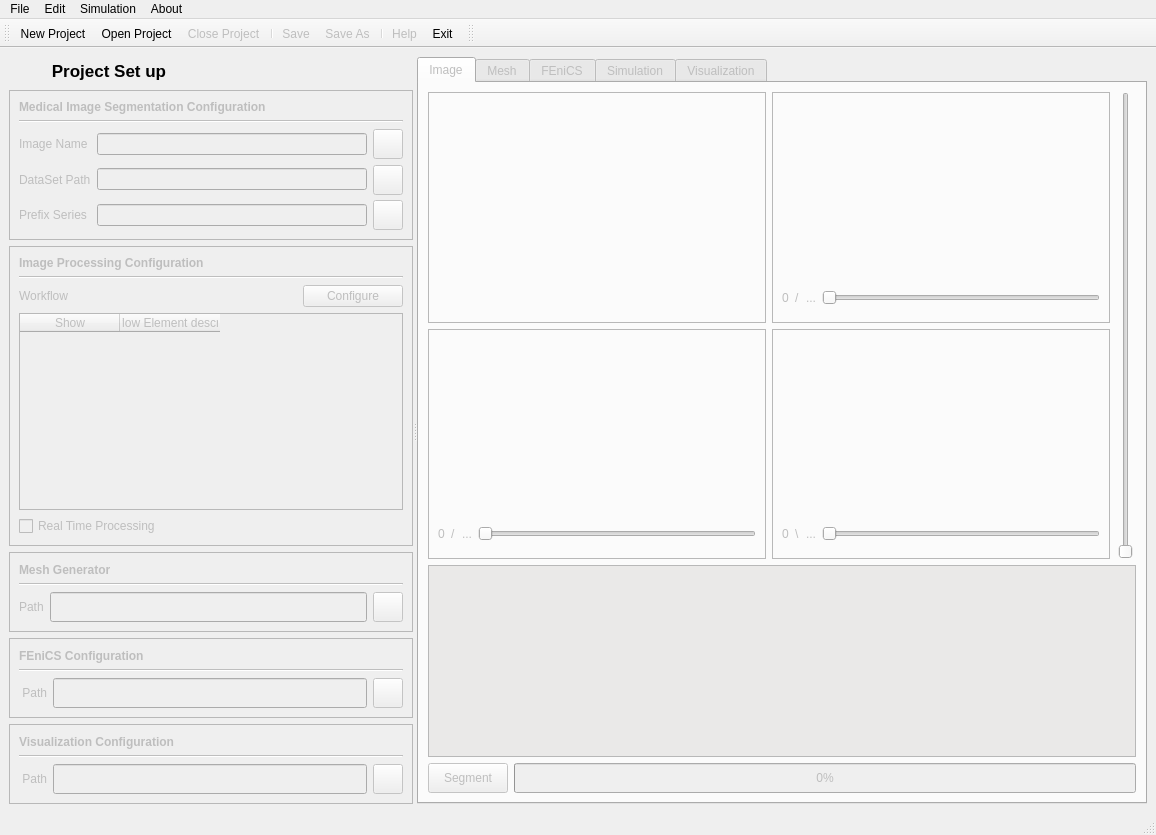
The window that FEniCSBloodSim/fenics_blood_sim.ui (carmenalonsomontes/FEniCS-Medical-Simulation) describes before a commit, drawn with Qt 5.
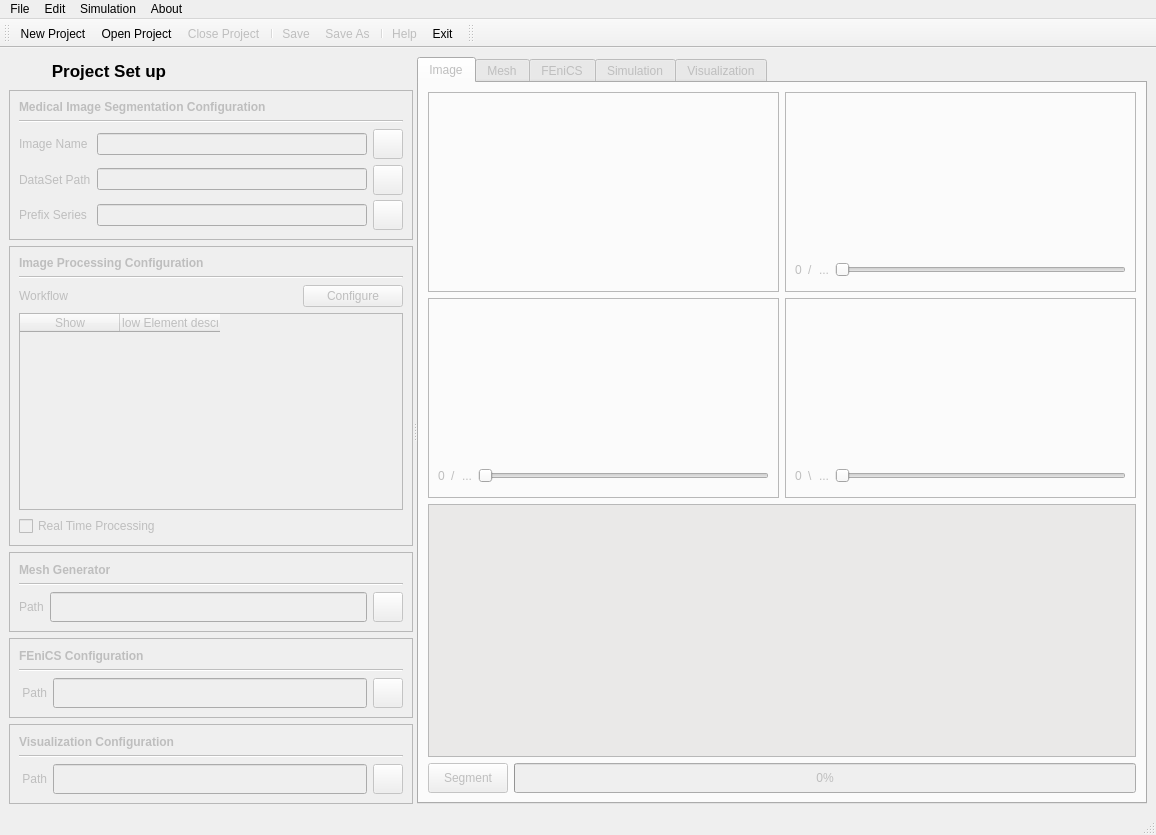
The same window after the commit. Icons and pictures are not drawn. Custom widgets are drawn as their Qt base class.

Diff of the .ui file:
```diff
--- a/FEniCSBloodSim/fenics_blood_sim.ui
+++ b/FEniCSBloodSim/fenics_blood_sim.ui
@@ -1216,25 +1216,6 @@
              </item>
             </layout>
            </item>
-           <item>
-            <widget class="QSlider" name="brightNessverticalSlider">
-             <property name="minimumSize">
-              <size>
-               <width>20</width>
-               <height>100</height>
-              </size>
-             </property>
-             <property name="maximumSize">
-              <size>
-               <width>20</width>
-               <height>16777215</height>
-              </size>
-             </property>
-             <property name="orientation">
-              <enum>Qt::Vertical</enum>
-             </property>
-            </widget>
-           </item>
           </layout>
          </item>
          <item>
```
